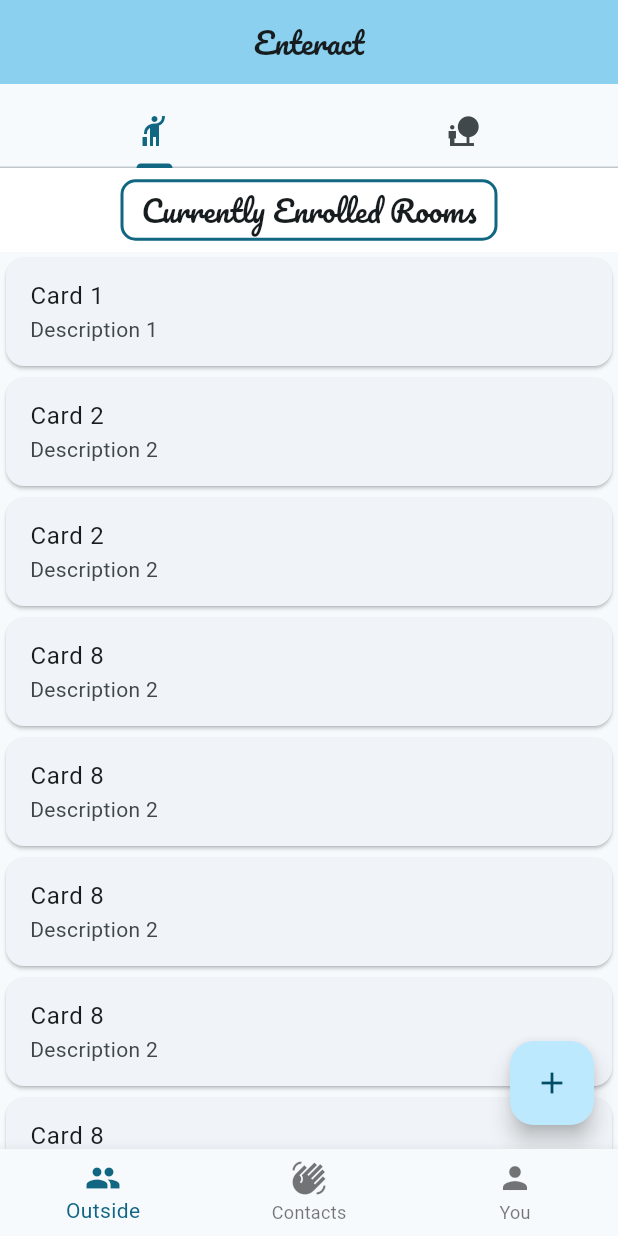
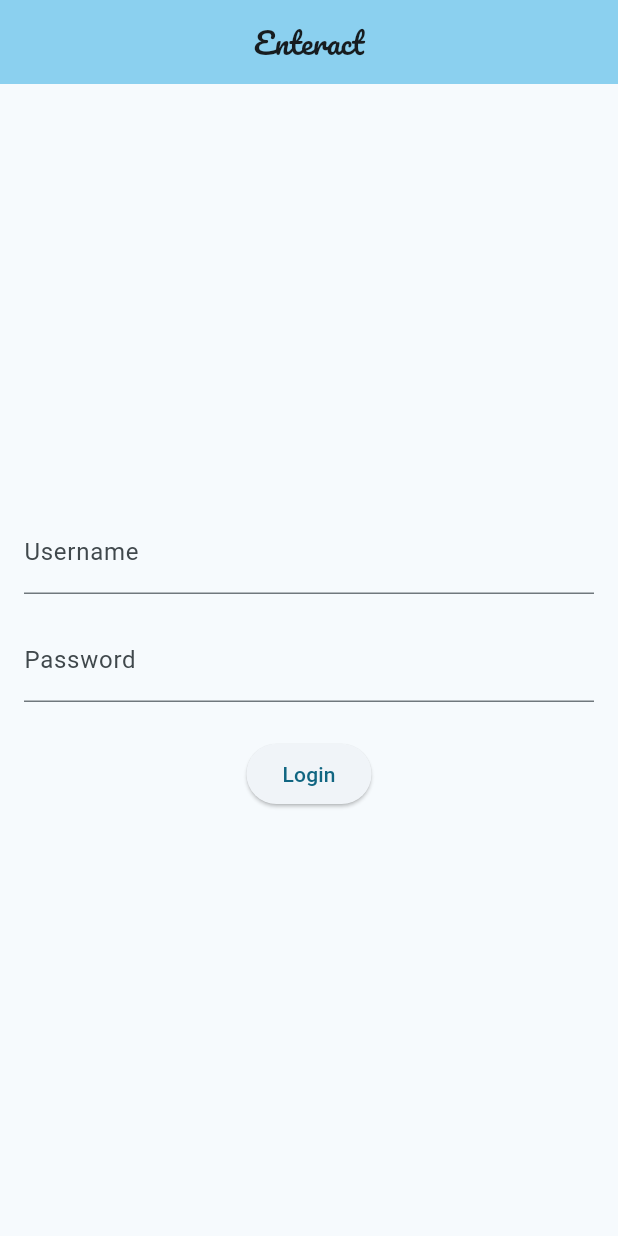
Before and after one commit to yasartt/EnMasseApp, a Flutter app: the screen it shows after launch, on a phone screen of 412 x 824 dp. Run offline on Flutter 3.47's test engine with Material 3 defaults, Android fonts, the phone set to English and light mode, and no system bars; our stand-ins replace google_fonts, shared_preferences.

Commit message:
Login page

```diff
--- /dev/null
+++ b/lib/Authentication/authentication.dart
@@ -0,0 +1,117 @@
+import 'package:flutter/material.dart';
+import 'package:google_fonts/google_fonts.dart';
+import 'package:shared_preferences/shared_preferences.dart';
+import 'package:en_masse_app/main.dart';
+
+class LoginPage extends StatelessWidget {
+  // Create a TextEditingController for the username
+  final TextEditingController usernameController = TextEditingController();
+
+  @override
+  Widget build(BuildContext context) {
+    return Scaffold(
+      appBar: AppBar(
+        backgroundColor: Theme.of(context).colorScheme.inversePrimary,
+        title: Text(
+          'Enteract',
+          style: GoogleFonts.pacifico(
+            textStyle: TextStyle(
+              fontSize: 20.0,
+            ),
+          ),
+        ),
+        centerTitle: true,
+      ),
+      body: Padding(
+        padding: EdgeInsets.all(16.0),
+        child: Column(
+          mainAxisAlignment: MainAxisAlignment.center,
+          children: [
+            // Use the TextEditingController for the TextField
+            TextField(
+              controller: usernameController,
+              decoration: InputDecoration(
+                labelText: 'Username',
+              ),
+            ),
+            SizedBox(height: 16.0),
+            TextField(
+              obscureText: true,
+              decoration: InputDecoration(
+                labelText: 'Password',
+              ),
+            ),
+            SizedBox(height: 24.0),
+            ElevatedButton(
+              onPressed: () async {
+                // Get the entered username from the TextEditingController
+                String username = usernameController.text;
+
+                // Replace this with your actual password input handling
+                String password = 'examplePassword';
+
+                // Call the authenticate method in AuthService
+                bool isAuthenticated = await AuthService.authenticate(username, password);
+
+                if (isAuthenticated) {
+                  // Authentication successful, navigate to the main content
+                  Navigator.pushReplacement(
+                    context,
+                    MaterialPageRoute(builder: (context) => MyHomePage(title: 'Enteract')),
+                  );
+                } else {
+                  // Authentication failed, you might show an error message
+                  // For simplicity, we'll print a message to the console
+                  print('Authentication failed');
+                }
+              },
+              child: Text('Login'),
+            ),
+          ],
+        ),
+      ),
+    );
+  }
+}
+
+
+class AuthService {
+  static Future<String?> getAuthToken() async {
+    SharedPreferences prefs = await SharedPreferences.getInstance();
+    return prefs.getString('authToken');
+  }
+
+  static Future<void> saveAuthToken(String authToken) async {
+    SharedPreferences prefs = await SharedPreferences.getInstance();
+    await prefs.setString('authToken', authToken);
+  }
+
+  static Future<String?> getUsername() async {
+    SharedPreferences prefs = await SharedPreferences.getInstance();
+    return prefs.getString('username');
+  }
+
+  static Future<void> saveUsername(String username) async {
+    SharedPreferences prefs = await SharedPreferences.getInstance();
+    await prefs.setString('username', username);
+  }
+
+  static Future<bool> checkAuthentication() async {
+    String? authToken = await getAuthToken();
+    return false;
+    return authToken != null;
+  }
+
+  static Future<bool> authenticate(String username, String password) async {
+    // Simulating authentication logic
+    // In a real scenario, you would perform actual authentication
+
+    // Save the username when the user enters it
+    await saveUsername(username);
+
+    // Simulating successful authentication and saving a token
+    await saveAuthToken('exampleToken');
+
+    return true;
+  }
+}
--- a/lib/main.dart
+++ b/lib/main.dart
@@ -1,14 +1,23 @@
 import 'package:flutter/material.dart';
 import 'package:google_fonts/google_fonts.dart';
 import 'BarItems/outside_page.dart';
-import 'BarItems/contacts_page.dart'; // Import the contacts page
+import 'BarItems/rooms_page.dart';
+import 'BarItems/yourself_page.dart';
+import 'package:en_masse_app/Authentication/authentication.dart';
 
-void main() {
-  runApp(const MyApp());
+void main() async {
+  WidgetsFlutterBinding.ensureInitialized();
+
+  // Check if the user is already authenticated
+  bool isAuthenticated = await AuthService.checkAuthentication();
+
+  runApp(MyApp(isAuthenticated: isAuthenticated));
 }
 
 class MyApp extends StatelessWidget {
-  const MyApp({Key? key});
+  final bool isAuthenticated;
+
+  const MyApp({Key? key, required this.isAuthenticated}) : super(key: key);
 
   @override
   Widget build(BuildContext context) {
@@ -18,7 +27,7 @@ class MyApp extends StatelessWidget {
         colorScheme: ColorScheme.fromSeed(seedColor: Colors.blueGrey),
         useMaterial3: true,
       ),
-      home: const MyHomePage(title: 'Enteract'),
+      home: isAuthenticated ? MyHomePage(title: 'Enteract') : LoginPage(),
     );
   }
 }
@@ -37,9 +46,9 @@ class _MyHomePageState extends State<MyHomePage> {
 
   final PageController _pageController = PageController();
   final List<Widget> _pages = [
+    RoomsPage(),
     OutsidePage(),
-    ContactsPage(), // Use the ContactsPage directly
-    Placeholder(),
+    YourselfPage(),
   ];
 
   void _onItemTapped(int index) {
--- a/pubspec.yaml
+++ b/pubspec.yaml
@@ -31,6 +31,7 @@ dependencies:
   flutter:
     sdk: flutter
   google_fonts: ^4.0.4
+  shared_preferences: ^2.0.10
 
   # The following adds the Cupertino Icons font to your application.
   # Use with the CupertinoIcons class for iOS style icons.
```
Also changed, not shown: lib/BarItems/contacts_page.dart (deleted, +0 -104 lines), lib/BarItems/outside_page.dart (+70 -10 lines), lib/BarItems/rooms_page.dart (added, +114 -0 lines), lib/BarItems/yourself_page.dart (added, +82 -0 lines).
